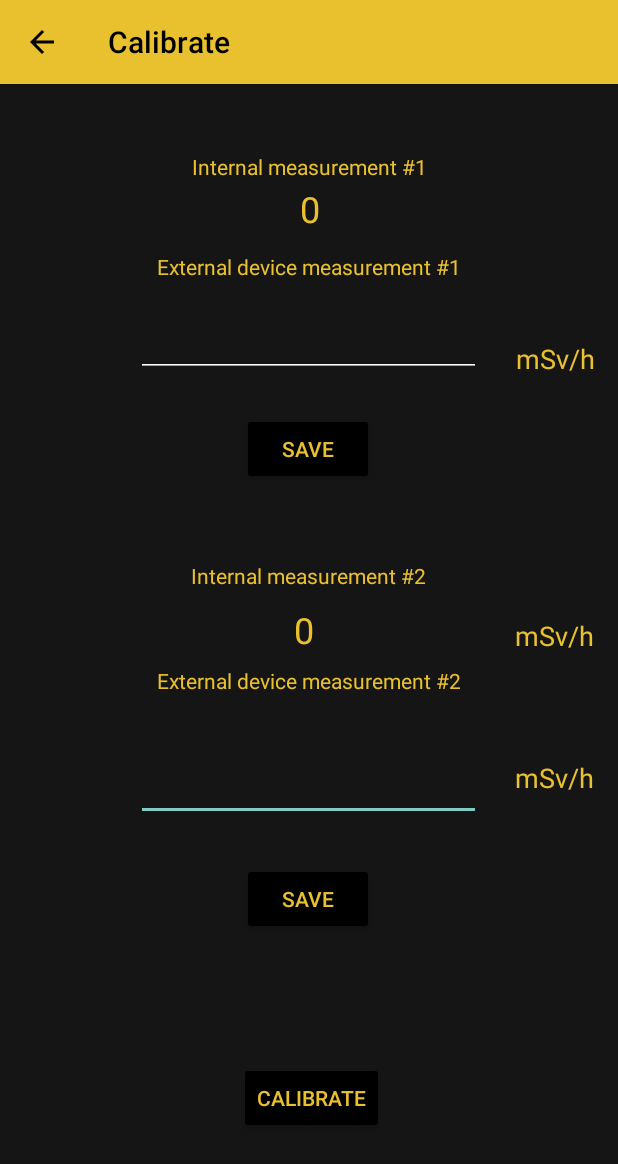
After one commit to lukasz-drzensla/GPSDosimeter, an Android app: the CalibrationActivity screen opened directly, with no data from a screen before it, on a phone screen of 412 x 824 dp. The commit adds this screen. Shown: the top 1164 px of the screen. Run offline under Robolectric (Android 15) with nearby library versions, the phone set to English and light mode, and no system bars.

Commit message:
Calibration activity added

```diff
--- /dev/null
+++ b/app/src/main/java/pl/edu/agh/gpsdosimeter/CalibrationActivity.java
@@ -0,0 +1,24 @@
+package pl.edu.agh.gpsdosimeter;
+
+import android.os.Bundle;
+
+import androidx.activity.EdgeToEdge;
+import androidx.appcompat.app.AppCompatActivity;
+import androidx.core.graphics.Insets;
+import androidx.core.view.ViewCompat;
+import androidx.core.view.WindowInsetsCompat;
+
+public class CalibrationActivity extends AppCompatActivity {
+
+    @Override
+    protected void onCreate(Bundle savedInstanceState) {
+        super.onCreate(savedInstanceState);
+        EdgeToEdge.enable(this);
+        setContentView(R.layout.activity_calibration);
+        ViewCompat.setOnApplyWindowInsetsListener(findViewById(R.id.main), (v, insets) -> {
+            Insets systemBars = insets.getInsets(WindowInsetsCompat.Type.systemBars());
+            v.setPadding(systemBars.left, systemBars.top, systemBars.right, systemBars.bottom);
+            return insets;
+        });
+    }
+}
--- a/app/src/main/java/pl/edu/agh/gpsdosimeter/MainActivity.java
+++ b/app/src/main/java/pl/edu/agh/gpsdosimeter/MainActivity.java
@@ -295,6 +295,9 @@ public class MainActivity extends AppCompatActivity {
         } else if (id == R.id.manage_btn)
         {
             startActivity(new Intent(MainActivity.this, ManageActivity.class));
+        } else if (id == R.id.calibrate_btn)
+        {
+            startActivity(new Intent(MainActivity.this, CalibrationActivity.class));
         }
         return true;
     }
--- a/app/src/main/java/pl/edu/agh/gpsdosimeter/RadiationMap.java
+++ b/app/src/main/java/pl/edu/agh/gpsdosimeter/RadiationMap.java
@@ -64,7 +64,7 @@ public class RadiationMap extends FragmentActivity implements OnMapReadyCallback
                 RMCParser rmcParser = new RMCParser();
                 RMCParser.GPSDataUnpacked gpsDataUnpacked = rmcParser.parse(m.getGPS());
                 LatLng latLng = new LatLng(gpsDataUnpacked.getLat(), gpsDataUnpacked.getLon());
-                mMap.addMarker(new MarkerOptions().position(latLng).title(m.getComment()).icon(BitmapDescriptorFactory.defaultMarker(new RadiGrader().grade(m.getRadiation()))));
+                mMap.addMarker(new MarkerOptions().position(latLng).title(m.getComment() + ": " + Integer.toString(m.getRadiation()) + " mSv/h").icon(BitmapDescriptorFactory.defaultMarker(new RadiGrader().grade(m.getRadiation()))));
                 mMap.moveCamera(CameraUpdateFactory.newLatLng(latLng));
             }
         }
--- /dev/null
+++ b/app/src/main/res/layout/activity_calibration.xml
@@ -0,0 +1,206 @@
+<?xml version="1.0" encoding="utf-8"?>
+<androidx.constraintlayout.widget.ConstraintLayout xmlns:android="http://schemas.android.com/apk/res/android"
+    xmlns:app="http://schemas.android.com/apk/res-auto"
+    xmlns:tools="http://schemas.android.com/tools"
+    android:id="@+id/main"
+    android:layout_width="match_parent"
+    android:layout_height="match_parent"
+    tools:context=".CalibrationActivity">
+
+    <Button
+        android:id="@+id/save_internal2_btn"
+        android:layout_width="wrap_content"
+        android:layout_height="wrap_content"
+        android:backgroundTint="@color/black"
+        android:text="@string/save"
+        android:textColor="@color/rad_yellow"
+        app:layout_constraintBottom_toTopOf="@+id/calibrate_confirm_btn"
+        app:layout_constraintEnd_toEndOf="parent"
+        app:layout_constraintHorizontal_bias="0.498"
+        app:layout_constraintStart_toStartOf="parent"
+        app:layout_constraintTop_toBottomOf="@+id/external_input2"
+        app:layout_constraintVertical_bias="0.246" />
+
+    <Button
+        android:id="@+id/calibrate_confirm_btn"
+        android:layout_width="wrap_content"
+        android:layout_height="wrap_content"
+        android:layout_marginBottom="68dp"
+        android:backgroundTint="@color/black"
+        android:text="@string/calibrate_menu_item"
+        android:textColor="@color/rad_yellow"
+        app:layout_constraintBottom_toBottomOf="parent"
+        app:layout_constraintEnd_toEndOf="parent"
+        app:layout_constraintHorizontal_bias="0.506"
+        app:layout_constraintStart_toStartOf="parent" />
+
+    <TextView
+        android:id="@+id/external_input2_txt"
+        android:layout_width="wrap_content"
+        android:layout_height="wrap_content"
+        android:layout_marginTop="8dp"
+        android:text="@string/external_input2"
+        android:textColor="@color/rad_yellow"
+        app:layout_constraintEnd_toEndOf="parent"
+        app:layout_constraintStart_toStartOf="parent"
+        app:layout_constraintTop_toBottomOf="@+id/internal_readout_2" />
+
+    <EditText
+        android:id="@+id/external_input2"
+        android:layout_width="230dp"
+        android:layout_height="60dp"
+        android:layout_marginTop="24dp"
+        android:ems="10"
+        android:inputType="text"
+        android:textColor="@color/rad_yellow"
+        app:layout_constraintEnd_toEndOf="parent"
+        app:layout_constraintHorizontal_bias="0.497"
+        app:layout_constraintStart_toStartOf="parent"
+        app:layout_constraintTop_toBottomOf="@+id/external_input2_txt" />
+
+    <TextView
+        android:id="@+id/textView4"
+        android:layout_width="wrap_content"
+        android:layout_height="wrap_content"
+        android:text="mSv/h"
+        android:textColor="@color/rad_yellow"
+        android:textSize="18sp"
+        app:layout_constraintBottom_toBottomOf="@+id/external_input2"
+        app:layout_constraintEnd_toEndOf="parent"
+        app:layout_constraintHorizontal_bias="0.589"
+        app:layout_constraintStart_toEndOf="@+id/external_input2"
+        app:layout_constraintTop_toTopOf="@+id/external_input2"
+        app:layout_constraintVertical_bias="0.527" />
+
+    <TextView
+        android:id="@+id/internal_readout_2"
+        android:layout_width="wrap_content"
+        android:layout_height="wrap_content"
+        android:layout_marginStart="196dp"
+        android:layout_marginTop="152dp"
+        android:text="0"
+        android:textColor="@color/rad_yellow"
+        android:textSize="24sp"
+        app:layout_constraintStart_toStartOf="parent"
+        app:layout_constraintTop_toBottomOf="@+id/external_input1" />
+
+    <TextView
+        android:id="@+id/internal_input2_txt"
+        android:layout_width="wrap_content"
+        android:layout_height="wrap_content"
+        android:layout_marginBottom="8dp"
+        android:text="@string/internal_input2"
+        android:textColor="@color/rad_yellow"
+        app:layout_constraintBottom_toTopOf="@+id/internal_readout_2"
+        app:layout_constraintEnd_toEndOf="parent"
+        app:layout_constraintHorizontal_bias="0.498"
+        app:layout_constraintStart_toStartOf="parent"
+        app:layout_constraintTop_toBottomOf="@+id/save_internal1_btn"
+        app:layout_constraintVertical_bias="0.962" />
+
+    <TextView
+        android:id="@+id/textView5"
+        android:layout_width="wrap_content"
+        android:layout_height="wrap_content"
+        android:layout_marginTop="53dp"
+        android:layout_marginEnd="16dp"
+        android:text="mSv/h"
+        android:textColor="@color/rad_yellow"
+        android:textSize="18sp"
+        app:layout_constraintBottom_toTopOf="@+id/external_input2_txt"
+        app:layout_constraintEnd_toEndOf="parent"
+        app:layout_constraintTop_toBottomOf="@+id/external_input1"
+        app:layout_constraintVertical_bias="0.93" />
+
+    <TextView
+        android:id="@+id/textView3"
+        android:layout_width="wrap_content"
+        android:layout_height="wrap_content"
+        android:layout_marginStart="340dp"
+        android:layout_marginTop="96dp"
+        android:text="mSv/h"
+        android:textColor="@color/rad_yellow"
+        android:textSize="18sp"
+        app:layout_constraintStart_toEndOf="@+id/internal_readout_1"
+        app:layout_constraintTop_toTopOf="parent" />
+
+    <Button
+        android:id="@+id/save_internal1_btn"
+        android:layout_width="wrap_content"
+        android:layout_height="wrap_content"
+        android:layout_marginTop="24dp"
+        android:backgroundTint="@color/black"
+        android:text="@string/save"
+        android:textColor="@color/rad_yellow"
+        app:layout_constraintEnd_toEndOf="parent"
+        app:layout_constraintHorizontal_bias="0.498"
+        app:layout_constraintStart_toStartOf="parent"
+        app:layout_constraintTop_toBottomOf="@+id/external_input1" />
+
+    <TextView
+        android:id="@+id/external_input1_txt"
+        android:layout_width="wrap_content"
+        android:layout_height="wrap_content"
+        android:layout_marginTop="112dp"
+        android:text="@string/external_input1"
+        android:textColor="@color/rad_yellow"
+        app:layout_constraintEnd_toEndOf="parent"
+        app:layout_constraintStart_toStartOf="parent"
+        app:layout_constraintTop_toTopOf="parent" />
+
+    <TextView
+        android:id="@+id/textView2"
+        android:layout_width="wrap_content"
+        android:layout_height="wrap_content"
+        android:layout_marginStart="23dp"
+        android:text="mSv/h"
+        android:textColor="@color/rad_yellow"
+        android:textSize="18sp"
+        app:layout_constraintBottom_toBottomOf="@+id/external_input1"
+        app:layout_constraintEnd_toEndOf="parent"
+        app:layout_constraintHorizontal_bias="0.0"
+        app:layout_constraintStart_toEndOf="@+id/external_input1"
+        app:layout_constraintTop_toTopOf="@+id/external_input1"
+        app:layout_constraintVertical_bias="1.0" />
+
+    <TextView
+        android:id="@+id/internal_input1_txt"
+        android:layout_width="wrap_content"
+        android:layout_height="wrap_content"
+        android:layout_marginTop="36dp"
+        android:text="@string/internal_input1"
+        android:textColor="@color/rad_yellow"
+        app:layout_constraintBottom_toTopOf="@+id/internal_readout_1"
+        app:layout_constraintEnd_toEndOf="parent"
+        app:layout_constraintHorizontal_bias="0.501"
+        app:layout_constraintStart_toStartOf="parent"
+        app:layout_constraintTop_toTopOf="parent"
+        app:layout_constraintVertical_bias="0.833" />
+
+    <EditText
+        android:id="@+id/external_input1"
+        android:layout_width="230dp"
+        android:layout_height="60dp"
+        android:layout_marginTop="4dp"
+        android:ems="10"
+        android:inputType="text"
+        android:textColor="@color/rad_yellow"
+        app:layout_constraintEnd_toEndOf="parent"
+        app:layout_constraintHorizontal_bias="0.497"
+        app:layout_constraintStart_toStartOf="parent"
+        app:layout_constraintTop_toBottomOf="@+id/external_input1_txt" />
+
+    <TextView
+        android:id="@+id/internal_readout_1"
+        android:layout_width="wrap_content"
+        android:layout_height="wrap_content"
+        android:layout_marginStart="200dp"
+        android:text="0"
+        android:textColor="@color/rad_yellow"
+        android:textSize="24sp"
+        app:layout_constraintBottom_toTopOf="@+id/external_input1_txt"
+        app:layout_constraintStart_toStartOf="parent"
+        app:layout_constraintTop_toTopOf="parent"
+        app:layout_constraintVertical_bias="0.837" />
+
+</androidx.constraintlayout.widget.ConstraintLayout>
--- a/app/src/main/res/values/strings.xml
+++ b/app/src/main/res/values/strings.xml
@@ -35,11 +35,19 @@
     <string name="rem_file_info">Long click to remove a file</string>
     <string name="cancel">Cancel</string>
     <string name="remove">Remove</string>
+    <string name="save">Save</string>
 
     <!--Failure messages-->
     <string name="empty_or_unrecognisable">File is empty or unrecognisable</string>
     <string name="not_found">Not found</string>
+
     <string name="title_activity_radiation_map">RadiationMap</string>
+
+    <string name="external_input1">External device measurement #1</string>
+    <string name="external_input2">External device measurement #2</string>
+
+    <string name="internal_input1">Internal measurement #1</string>
+    <string name="internal_input2">Internal measurement #2</string>
 
 
 </resources>
```
Also changed, not shown: app/src/main/AndroidManifest.xml (+11 -2 lines).
